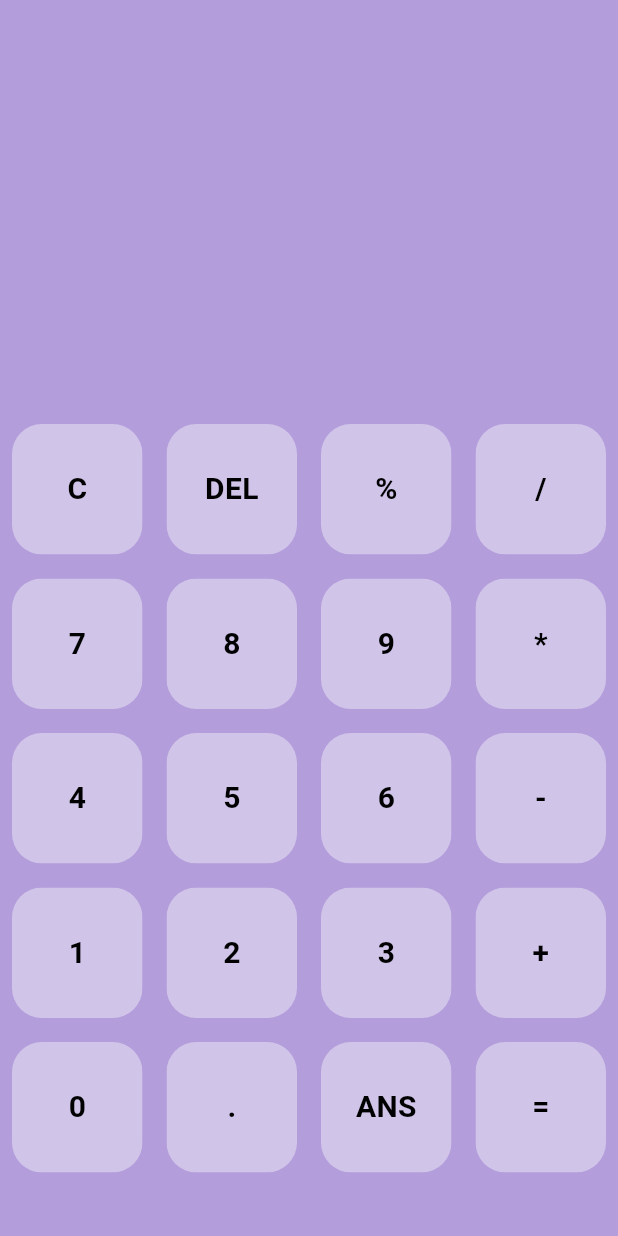
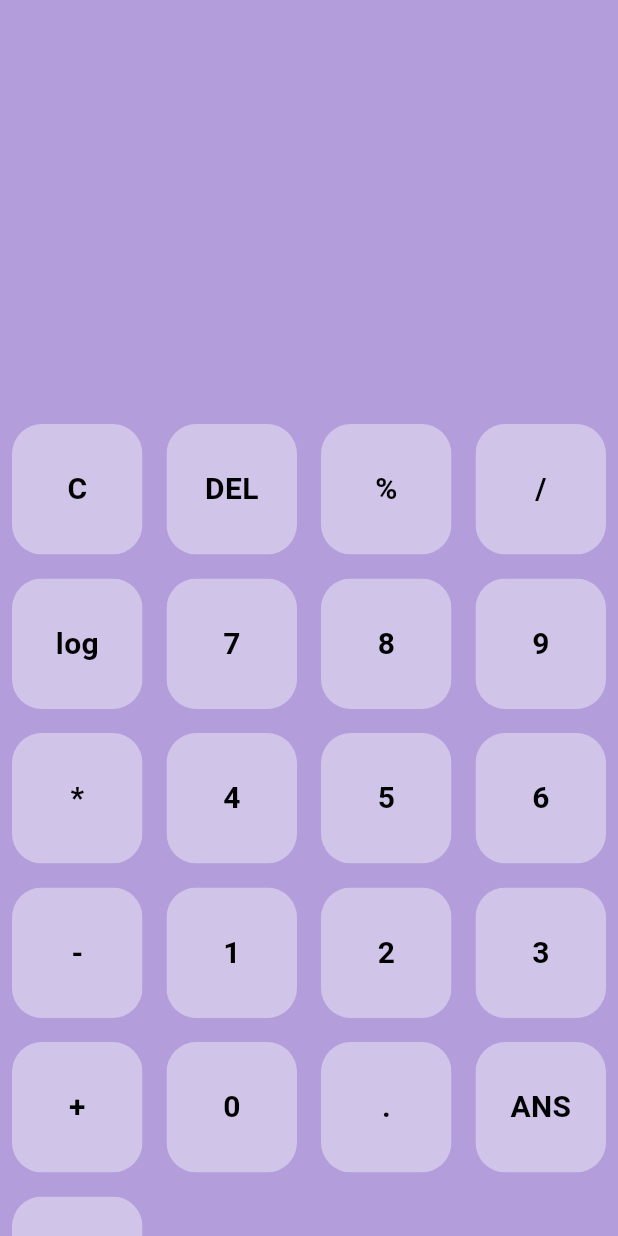
Before and after one commit to Leo-Foy/ASE456---CalculatorApp, a Flutter app: the screen it shows after launch, on a phone screen of 412 x 824 dp. Run offline on Flutter 3.47's test engine with Material 3 defaults, Android fonts, the phone set to English and light mode, and no system bars; our stand-ins replace math_expressions.

Commit message:
feat: added button for log to button list

```diff
--- a/lib/main.dart
+++ b/lib/main.dart
@@ -42,6 +42,7 @@ class _HomePageState extends State<HomePage> {
       Button(label:'DEL', onPressed: () => setState(() {delete();})),
       Button(label:'%', onPressed: () => addToUserQuestion('%')),
       Button(label:'/', onPressed: () => addToUserQuestion('/')),
+      Button(label:'log', onPressed: () => addToUserQuestion('log')),
       Button(label:'7', onPressed: () => addToUserQuestion('7')),
       Button(label:'8', onPressed: () => addToUserQuestion('8')),
       Button(label:'9', onPressed: () => addToUserQuestion('9')),
```
Also changed, not shown: pubspec.lock (added).
